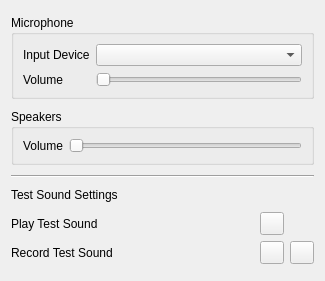
This is src/ui/sounddevicedialogpage.ui in KDE/artikulate as Qt 5 draws it before an edit. The edited form follows.
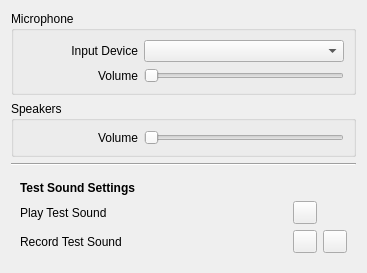
This is the edited form. Custom widgets are drawn as their Qt base class.

Commit message: Make dialog prettier.

Diff of the .ui file:
```diff
--- a/src/ui/sounddevicedialogpage.ui
+++ b/src/ui/sounddevicedialogpage.ui
@@ -6,11 +6,55 @@
    <rect>
     <x>0</x>
     <y>0</y>
-    <width>325</width>
-    <height>281</height>
+    <width>367</width>
+    <height>254</height>
    </rect>
   </property>
   <layout class="QGridLayout" name="gridLayout_2">
+   <item row="1" column="0">
+    <widget class="QGroupBox" name="boxSpeakers">
+     <property name="sizePolicy">
+      <sizepolicy hsizetype="Preferred" vsizetype="Fixed">
+       <horstretch>0</horstretch>
+       <verstretch>0</verstretch>
+      </sizepolicy>
+     </property>
+     <property name="title">
+      <string>Speakers</string>
+     </property>
+     <layout class="QGridLayout" name="gridLayout_4">
+      <item row="0" column="1">
+       <widget class="QLabel" name="labelOutputVolume">
+        <property name="minimumSize">
+         <size>
+          <width>100</width>
+          <height>0</height>
+         </size>
+        </property>
+        <property name="text">
+         <string>Volume</string>
+        </property>
+        <property name="alignment">
+         <set>Qt::AlignRight|Qt::AlignTrailing|Qt::AlignVCenter</set>
+        </property>
+       </widget>
+      </item>
+      <item row="0" column="2">
+       <widget class="QSlider" name="kcfg_AudioOutputVolume">
+        <property name="maximumSize">
+         <size>
+          <width>200</width>
+          <height>16777215</height>
+         </size>
+        </property>
+        <property name="orientation">
+         <enum>Qt::Horizontal</enum>
+        </property>
+       </widget>
+      </item>
+     </layout>
+    </widget>
+   </item>
    <item row="0" column="0">
     <widget class="QGroupBox" name="boxMicrophone">
      <property name="sizePolicy">
@@ -22,14 +66,17 @@
      <property name="title">
       <string>Microphone</string>
      </property>
-     <layout class="QFormLayout" name="formLayout">
-      <property name="fieldGrowthPolicy">
-       <enum>QFormLayout::ExpandingFieldsGrow</enum>
-      </property>
-      <item row="0" column="0">
-       <widget class="QLabel" name="labelInputDevice">
-        <property name="text">
-         <string>Input Device</string>
+     <layout class="QGridLayout" name="gridLayout_3">
+      <item row="1" column="1">
+       <widget class="QSlider" name="kcfg_AudioInputVolume">
+        <property name="maximumSize">
+         <size>
+          <width>200</width>
+          <height>16777215</height>
+         </size>
+        </property>
+        <property name="orientation">
+         <enum>Qt::Horizontal</enum>
         </property>
        </widget>
       </item>
@@ -41,62 +88,82 @@
           <verstretch>0</verstretch>
          </sizepolicy>
         </property>
+        <property name="minimumSize">
+         <size>
+          <width>0</width>
+          <height>0</height>
+         </size>
+        </property>
+        <property name="maximumSize">
+         <size>
+          <width>200</width>
+          <height>16777215</height>
+         </size>
+        </property>
        </widget>
       </item>
-      <item row="2" column="0">
+      <item row="1" column="0">
        <widget class="QLabel" name="labelVolume">
+        <property name="minimumSize">
+         <size>
+          <width>100</width>
+          <height>0</height>
+         </size>
+        </property>
+        <property name="layoutDirection">
+         <enum>Qt::LeftToRight</enum>
+        </property>
         <property name="text">
          <string>Volume</string>
         </property>
+        <property name="alignment">
+         <set>Qt::AlignRight|Qt::AlignTrailing|Qt::AlignVCenter</set>
+        </property>
        </widget>
       </item>
-      <item row="2" column="1">
-       <widget class="QSlider" name="kcfg_AudioInputVolume">
-        <property name="orientation">
-         <enum>Qt::Horizontal</enum>
+      <item row="0" column="0">
+       <widget class="QLabel" name="labelInputDevice">
+        <property name="minimumSize">
+         <size>
+          <width>100</width>
+          <height>0</height>
+         </size>
+        </property>
+        <property name="layoutDirection">
+         <enum>Qt::LeftToRight</enum>
+        </property>
+        <property name="text">
+         <string>Input Device</string>
+        </property>
+        <property name="alignment">
+         <set>Qt::AlignRight|Qt::AlignTrailing|Qt::AlignVCenter</set>
         </property>
        </widget>
       </item>
      </layout>
     </widget>
    </item>
-   <item row="2" column="0">
+   <item row="3" column="0">
     <widget class="Line" name="line">
      <property name="orientation">
       <enum>Qt::Horizontal</enum>
      </property>
     </widget>
    </item>
-   <item row="4" column="0">
+   <item row="5" column="0">
+    <widget class="QWidget" name="" native="true">
     <layout class="QGridLayout" name="gridLayout">
-     <item row="1" column="3">
-      <widget class="QToolButton" name="buttonPlayRecordedTestSound">
-       <property name="toolTip">
-        <string>Play recorded test sound.</string>
-       </property>
-       <property name="text">
-        <string/>
-       </property>
-      </widget>
-     </item>
-     <item row="1" column="2">
-      <widget class="QToolButton" name="buttonRecordTestSound">
-       <property name="toolTip">
-        <string>Record test sound.</string>
-       </property>
-       <property name="text">
-        <string/>
-       </property>
-      </widget>
-     </item>
-     <item row="0" column="1">
+      <property name="sizeConstraint">
+       <enum>QLayout::SetDefaultConstraint</enum>
+      </property>
+      <item row="1" column="1">
       <widget class="QLabel" name="labelPlayTestSound">
        <property name="text">
         <string>Play Test Sound</string>
        </property>
       </widget>
      </item>
-     <item row="0" column="2">
+      <item row="1" column="2">
       <widget class="QToolButton" name="buttonPlayTestSound">
        <property name="toolTip">
         <string>Play test sound.</string>
@@ -106,16 +173,34 @@
        </property>
       </widget>
      </item>
-     <item row="1" column="1">
+      <item row="2" column="1">
       <widget class="QLabel" name="labelRecordTestSound">
        <property name="text">
         <string>Record Test Sound</string>
        </property>
       </widget>
      </item>
-    </layout>
-   </item>
-   <item row="3" column="0">
+      <item row="2" column="3">
+       <widget class="QToolButton" name="buttonPlayRecordedTestSound">
+        <property name="toolTip">
+         <string>Play recorded test sound.</string>
+        </property>
+        <property name="text">
+         <string/>
+        </property>
+       </widget>
+      </item>
+      <item row="2" column="2">
+       <widget class="QToolButton" name="buttonRecordTestSound">
+        <property name="toolTip">
+         <string>Record test sound.</string>
+        </property>
+        <property name="text">
+         <string/>
+        </property>
+       </widget>
+      </item>
+      <item row="0" column="1">
     <widget class="QLabel" name="labelTestSoundSettings">
      <property name="sizePolicy">
       <sizepolicy hsizetype="Preferred" vsizetype="Fixed">
@@ -123,37 +208,14 @@
        <verstretch>0</verstretch>
       </sizepolicy>
      </property>
+        <property name="font">
+         <font>
+          <weight>75</weight>
+          <bold>true</bold>
+         </font>
+        </property>
      <property name="text">
       <string>Test Sound Settings</string>
-     </property>
-    </widget>
-   </item>
-   <item row="1" column="0">
-    <widget class="QGroupBox" name="boxSpeakers">
-     <property name="sizePolicy">
-      <sizepolicy hsizetype="Preferred" vsizetype="Fixed">
-       <horstretch>0</horstretch>
-       <verstretch>0</verstretch>
-      </sizepolicy>
-     </property>
-     <property name="title">
-      <string>Speakers</string>
-     </property>
-     <layout class="QFormLayout" name="formLayout_2">
-      <property name="fieldGrowthPolicy">
-       <enum>QFormLayout::ExpandingFieldsGrow</enum>
-      </property>
-      <item row="1" column="0">
-       <widget class="QLabel" name="labelOutputVolume">
-        <property name="text">
-         <string>Volume</string>
-        </property>
-       </widget>
-      </item>
-      <item row="1" column="1">
-       <widget class="QSlider" name="kcfg_AudioOutputVolume">
-        <property name="orientation">
-         <enum>Qt::Horizontal</enum>
         </property>
        </widget>
       </item>
```
Lines whose indentation alone changed are shown as unchanged. The commit also changes 1 other file.
